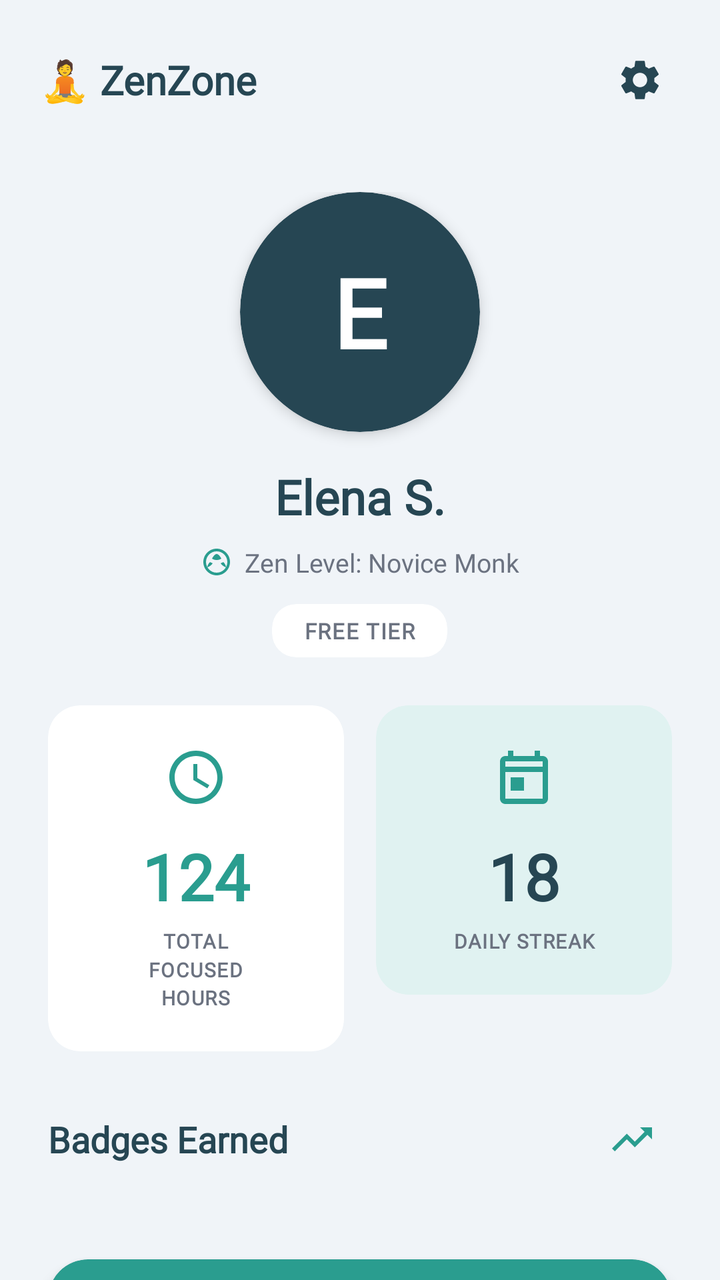
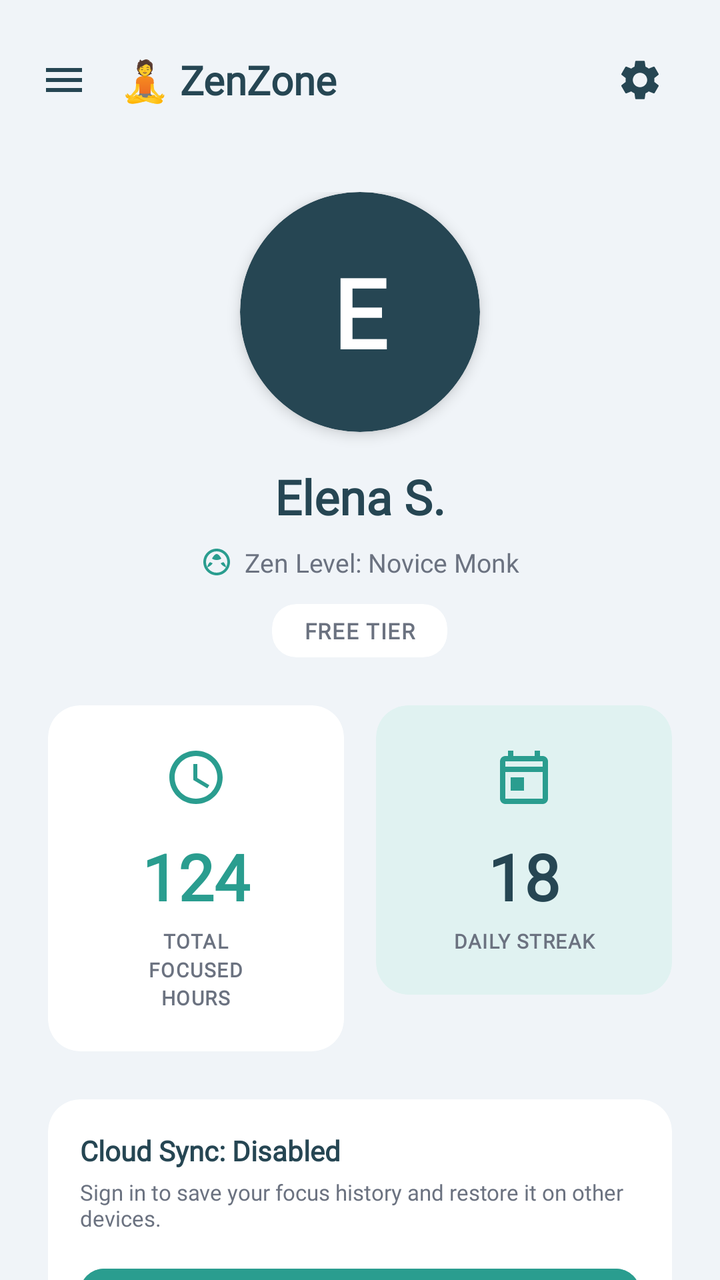

Two renders of the same Android screen: before a commit and after it. Below are the layout's source before the change and the commit's diff.
<!-- AndroidManifest.xml: application theme Theme.ZenZone -->
<!-- res/layout/fragment_profile.xml -->
<?xml version="1.0" encoding="utf-8"?>
<androidx.coordinatorlayout.widget.CoordinatorLayout xmlns:android="http://schemas.android.com/apk/res/android"
    xmlns:app="http://schemas.android.com/apk/res-auto"
    xmlns:tools="http://schemas.android.com/tools"
    android:layout_width="match_parent"
    android:layout_height="match_parent"
    android:background="@color/zen_slate_bg">

    <androidx.core.widget.NestedScrollView
        android:layout_width="match_parent"
        android:layout_height="match_parent"
        android:fillViewport="true">

        <LinearLayout
            android:layout_width="match_parent"
            android:layout_height="wrap_content"
            android:orientation="vertical"
            android:paddingBottom="80dp">

            
            <LinearLayout
                android:layout_width="match_parent"
                android:layout_height="wrap_content"
                android:orientation="horizontal"
                android:padding="20dp"
                android:gravity="center_vertical">

                <TextView
                    android:layout_width="0dp"
                    android:layout_height="wrap_content"
                    android:layout_weight="1"
                    android:text="🧘 ZenZone"
                    android:fontFamily="@font/poppins_font_family"
                    android:textColor="@color/zen_slate_dark"
                    android:textSize="20sp"
                    android:textStyle="bold" />

                <ImageButton
                    android:id="@+id/btn_settings"
                    android:layout_width="40dp"
                    android:layout_height="40dp"
                    android:background="?attr/selectableItemBackgroundBorderless"
                    android:src="@drawable/ic_settings"
                    android:contentDescription="Settings"
                    app:tint="@color/zen_slate_dark" />

            </LinearLayout>

            
            <LinearLayout
                android:layout_width="match_parent"
                android:layout_height="wrap_content"
                android:orientation="vertical"
                android:gravity="center"
                android:paddingHorizontal="24dp"
                android:paddingTop="16dp"
                android:paddingBottom="24dp">

                
                <com.google.android.material.card.MaterialCardView
                    android:id="@+id/cv_avatar"
                    android:layout_width="120dp"
                    android:layout_height="120dp"
                    app:cardBackgroundColor="@color/zen_slate_dark"
                    app:cardCornerRadius="60dp"
                    app:cardElevation="4dp">

                    <FrameLayout
                        android:layout_width="match_parent"
                        android:layout_height="match_parent">

                        <TextView
                            android:id="@+id/tv_avatar_initial"
                            android:layout_width="match_parent"
                            android:layout_height="match_parent"
                            android:gravity="center"
                            android:fontFamily="@font/poppins_font_family"
                            android:text="E"
                            android:textColor="@color/zen_slate_surface"
                            android:textSize="48sp"
                            android:textStyle="bold" />

                        <ImageView
                            android:id="@+id/iv_profile_image"
                            android:layout_width="match_parent"
                            android:layout_height="match_parent"
                            android:scaleType="centerCrop"
                            android:visibility="gone"
                            android:contentDescription="@string/profile_picture" />
                    </FrameLayout>
                </com.google.android.material.card.MaterialCardView>

                
                <TextView
                    android:id="@+id/tv_user_name"
                    android:layout_width="wrap_content"
                    android:layout_height="wrap_content"
                    android:layout_marginTop="16dp"
                    android:text="Elena S."
                    android:fontFamily="@font/poppins_font_family"
                    android:textColor="@color/zen_slate_dark"
                    android:textSize="24sp"
                    android:textStyle="bold" />

                
                <LinearLayout
                    android:layout_width="wrap_content"
                    android:layout_height="wrap_content"
                    android:layout_marginTop="8dp"
                    android:orientation="horizontal"
                    android:gravity="center_vertical">

                    <ImageView
                        android:layout_width="16dp"
                        android:layout_height="16dp"
                        android:src="@drawable/ic_lotus_logo"
                        app:tint="@color/zen_teal_primary"
                        android:layout_marginEnd="6dp" />

                    <TextView
                        android:id="@+id/tv_zen_level"
                        android:layout_width="wrap_content"
                        android:layout_height="wrap_content"
                        android:text="Zen Level: Novice Monk"
                        android:fontFamily="@font/poppins_font_family"
                        android:textColor="@color/zen_gray_text"
                        android:textSize="13sp" />

                </LinearLayout>

                
                <androidx.cardview.widget.CardView
                    android:id="@+id/cv_premium_badge"
                    android:layout_width="wrap_content"
                    android:layout_height="wrap_content"
                    android:layout_marginTop="12dp"
                    app:cardBackgroundColor="@color/zen_slate_surface"
                    app:cardElevation="0dp"
                    app:cardCornerRadius="12dp">

                    <TextView
                        android:layout_width="wrap_content"
                        android:layout_height="wrap_content"
                        android:text="FREE TIER"
                        android:textColor="@color/zen_gray_text"
                        android:textSize="11sp"
                        android:textStyle="bold"
                        android:fontFamily="@font/poppins_font_family"
                        android:letterSpacing="0.05"
                        android:paddingHorizontal="16dp"
                        android:paddingVertical="6dp" />

                </androidx.cardview.widget.CardView>

            </LinearLayout>

            
            <LinearLayout
                android:layout_width="match_parent"
                android:layout_height="wrap_content"
                android:orientation="horizontal"
                android:paddingHorizontal="24dp"
                android:layout_marginBottom="24dp">

                <androidx.cardview.widget.CardView
                    android:layout_width="0dp"
                    android:layout_height="wrap_content"
                    android:layout_weight="1"
                    android:layout_marginEnd="8dp"
                    app:cardBackgroundColor="@color/zen_slate_surface"
                    app:cardElevation="0dp"
                    app:cardCornerRadius="16dp">

                    <LinearLayout
                        android:layout_width="match_parent"
                        android:layout_height="wrap_content"
                        android:orientation="vertical"
                        android:padding="20dp"
                        android:gravity="center">

                        <ImageView
                            android:layout_width="32dp"
                            android:layout_height="32dp"
                            android:src="@drawable/ic_badge_time"
                            app:tint="@color/zen_teal_primary"
                            android:layout_marginBottom="12dp" />

                        <TextView
                            android:id="@+id/tv_total_hours"
                            android:layout_width="wrap_content"
                            android:layout_height="wrap_content"
                            android:text="124"
                            android:textColor="@color/zen_teal_primary"
                            android:textSize="32sp"
                            android:textStyle="bold"
                            android:fontFamily="@font/poppins_font_family"
                            android:layout_marginBottom="4dp" />

                        <TextView
                            android:layout_width="wrap_content"
                            android:layout_height="wrap_content"
                            android:text="TOTAL\nFOCUSED\nHOURS"
                            android:textColor="@color/zen_gray_text"
                            android:textSize="10sp"
                            android:textStyle="bold"
                            android:fontFamily="@font/poppins_font_family"
                            android:gravity="center"
                            android:lineSpacingMultiplier="1.2"
                            android:letterSpacing="0.05" />

                    </LinearLayout>

                </androidx.cardview.widget.CardView>

                <androidx.cardview.widget.CardView
                    android:layout_width="0dp"
                    android:layout_height="wrap_content"
                    android:layout_weight="1"
                    android:layout_marginStart="8dp"
                    app:cardBackgroundColor="#E0F2F1"
                    app:cardElevation="0dp"
                    app:cardCornerRadius="16dp">

                    <LinearLayout
                        android:layout_width="match_parent"
                        android:layout_height="wrap_content"
                        android:orientation="vertical"
                        android:padding="20dp"
                        android:gravity="center">

                        <ImageView
                            android:layout_width="32dp"
                            android:layout_height="32dp"
                            android:src="@drawable/ic_calendar"
                            app:tint="@color/zen_teal_primary"
                            android:layout_marginBottom="12dp" />

                        <TextView
                            android:id="@+id/tv_daily_streak"
                            android:layout_width="wrap_content"
                            android:layout_height="wrap_content"
                            android:text="18"
                            android:textColor="@color/zen_slate_dark"
                            android:textSize="32sp"
                            android:textStyle="bold"
                            android:fontFamily="@font/poppins_font_family"
                            android:layout_marginBottom="4dp" />

                        <TextView
                            android:layout_width="wrap_content"
                            android:layout_height="wrap_content"
                            android:text="DAILY STREAK"
                            android:textColor="@color/zen_gray_text"
                            android:textSize="10sp"
                            android:textStyle="bold"
                            android:fontFamily="@font/poppins_font_family"
                            android:gravity="center"
                            android:letterSpacing="0.05" />

                    </LinearLayout>

                </androidx.cardview.widget.CardView>

            </LinearLayout>

            
            <LinearLayout
                android:layout_width="match_parent"
                android:layout_height="wrap_content"
                android:layout_marginHorizontal="24dp"
                android:layout_marginBottom="16dp"
                android:orientation="horizontal"
                android:gravity="center_vertical">

                <TextView
                    android:layout_width="0dp"
                    android:layout_height="wrap_content"
                    android:layout_weight="1"
                    android:text="Badges Earned"
                    android:textColor="@color/zen_slate_dark"
                    android:textSize="18sp"
                    android:textStyle="bold"
                    android:fontFamily="@font/poppins_font_family" />

                <ImageButton
                    android:id="@+id/btn_switch_view"
                    android:layout_width="40dp"
                    android:layout_height="40dp"
                    android:background="?attr/selectableItemBackgroundBorderless"
                    android:src="@drawable/ic_stats"
                    android:contentDescription="Switch View"
                    app:tint="@color/zen_teal_primary" />

            </LinearLayout>

            
            <androidx.recyclerview.widget.RecyclerView
                android:id="@+id/rv_badges"
                android:layout_width="match_parent"
                android:layout_height="wrap_content"
                android:paddingHorizontal="16dp"
                android:nestedScrollingEnabled="false"
                tools:listitem="@layout/item_badge" />

            
            <androidx.cardview.widget.CardView
                android:layout_width="match_parent"
                android:layout_height="wrap_content"
                android:layout_marginHorizontal="24dp"
                android:layout_marginVertical="24dp"
                app:cardBackgroundColor="@color/zen_teal_primary"
                app:cardElevation="4dp"
                app:cardCornerRadius="20dp">

                <LinearLayout
                    android:layout_width="match_parent"
                    android:layout_height="wrap_content"
                    android:orientation="vertical"
                    android:padding="24dp">

                    <TextView
                        android:layout_width="wrap_content"
                        android:layout_height="wrap_content"
                        android:text="Continue your journey"
                        android:textColor="@color/zen_slate_surface"
                        android:textSize="20sp"
                        android:textStyle="bold"
                        android:fontFamily="@font/poppins_font_family"
                        android:layout_marginBottom="8dp" />

                    <TextView
                        android:id="@+id/tv_journey_text"
                        android:layout_width="wrap_content"
                        android:layout_height="wrap_content"
                        android:text="You are only 4 hours away from becoming a 'Seasoned Practitioner'."
                        android:textColor="@color/zen_slate_surface"
                        android:textSize="13sp"
                        android:fontFamily="@font/poppins_font_family"
                        android:alpha="0.9"
                        android:lineSpacingExtra="2dp"
                        android:layout_marginBottom="20dp" />

                    <com.google.android.material.button.MaterialButton
                        android:id="@+id/btn_start_focusing"
                        android:layout_width="wrap_content"
                        android:layout_height="wrap_content"
                        android:text="START FOCUSING"
                        android:textColor="@color/zen_teal_primary"
                        android:textSize="13sp"
                        android:textStyle="bold"
                        android:fontFamily="@font/poppins_font_family"
                        android:backgroundTint="@color/zen_slate_surface"
                        app:cornerRadius="20dp"
                        android:paddingHorizontal="24dp"
                        android:paddingVertical="12dp" />

                </LinearLayout>

            </androidx.cardview.widget.CardView>

            
            <ProgressBar
                android:id="@+id/progress_bar"
                android:layout_width="wrap_content"
                android:layout_height="wrap_content"
                android:layout_gravity="center_horizontal"
                android:layout_marginTop="40dp"
                android:visibility="gone" />

        </LinearLayout>

    </androidx.core.widget.NestedScrollView>

</androidx.coordinatorlayout.widget.CoordinatorLayout>
<!-- res/layout/item_badge.xml (included above) -->
<?xml version="1.0" encoding="utf-8"?>
<com.google.android.material.card.MaterialCardView xmlns:android="http://schemas.android.com/apk/res/android"
    xmlns:app="http://schemas.android.com/apk/res-auto"
    android:id="@+id/card_badge"
    android:layout_width="match_parent"
    android:layout_height="wrap_content"
    android:layout_margin="8dp"
    app:cardBackgroundColor="@color/zen_slate_surface"
    app:cardCornerRadius="16dp"
    app:cardElevation="0dp">

    <LinearLayout
        android:id="@+id/ll_badge_container"
        android:layout_width="match_parent"
        android:layout_height="wrap_content"
        android:gravity="center"
        android:orientation="vertical"
        android:padding="12dp">

        <FrameLayout
            android:layout_width="64dp"
            android:layout_height="64dp">

            <ImageView
                android:id="@+id/iv_badge_icon"
                android:layout_width="40dp"
                android:layout_height="40dp"
                android:layout_gravity="center"
                android:src="@drawable/ic_lotus_logo"
                app:tint="@color/zen_teal_primary" />

            <ImageView
                android:id="@+id/iv_badge_lock"
                android:layout_width="20dp"
                android:layout_height="20dp"
                android:layout_gravity="center"
                android:src="@drawable/ic_lock"
                app:tint="@color/zen_gray_text"
                android:visibility="gone" />
        </FrameLayout>

        <TextView
            android:id="@+id/tv_badge_name"
            android:layout_width="wrap_content"
            android:layout_height="wrap_content"
            android:layout_marginTop="8dp"
            android:fontFamily="@font/poppins_font_family"
            android:gravity="center"
            android:letterSpacing="0.05"
            android:text="BADGE NAME"
            android:textColor="@color/zen_slate_dark"
            android:textSize="9sp"
            android:textStyle="bold"
            android:maxLines="2"
            android:ellipsize="end" />

        <TextView
            android:id="@+id/tv_badge_desc"
            android:layout_width="wrap_content"
            android:layout_height="wrap_content"
            android:fontFamily="@font/poppins_font_family"
            android:gravity="center"
            android:text="Description goes here"
            android:textColor="@color/zen_gray_text"
            android:textSize="9sp"
            android:visibility="gone" />

    </LinearLayout>
</com.google.android.material.card.MaterialCardView>
<!-- resources referenced by this layout -->
<resources>
  <color name="zen_gray_text">#6B7280</color>
  <color name="zen_slate_bg">#F0F4F8</color>
  <color name="zen_slate_dark">#264653</color>
  <color name="zen_slate_surface">#FFFFFF</color>
  <color name="zen_teal_primary">#2A9D8F</color>
  <!-- drawable ic_badge_time (drawable) -->
  <vector xmlns:android="http://schemas.android.com/apk/res/android"
      android:width="24dp"
      android:height="24dp"
      android:viewportWidth="24"
      android:viewportHeight="24">
      <path
          android:fillColor="#457B9D"
          android:pathData="M11.99,2C6.47,2 2,6.48 2,12s4.47,10 9.99,10C17.52,22 22,17.52 22,12S17.52,2 11.99,2zM12,20c-4.42,0 -8,-3.58 -8,-8s3.58,-8 8,-8 8,3.58 8,8 -3.58,8 -8,8z"/>
      <path
          android:fillColor="#457B9D"
          android:pathData="M12.5,7H11v6l5.25,3.15 0.75,-1.23 -4.5,-2.67z"/>
  </vector>
  <!-- drawable ic_calendar (drawable) -->
  <vector xmlns:android="http://schemas.android.com/apk/res/android"
      android:width="24dp"
      android:height="24dp"
      android:viewportWidth="24"
      android:viewportHeight="24">
      <path
          android:fillColor="#000000"
          android:pathData="M19,4h-1V2h-2v2H8V2H6v2H5C3.89,4 3.01,4.9 3.01,6L3,20c0,1.1 0.89,2 2,2h14c1.1,0 2,-0.9 2,-2V6C21,4.9 20.1,4 19,4zM19,20H5V10h14V20zM19,8H5V6h14V8zM7,12h5v5H7V12z"/>
  </vector>
  <!-- drawable ic_lock (drawable) -->
  <vector xmlns:android="http://schemas.android.com/apk/res/android"
      android:width="24dp"
      android:height="24dp"
      android:viewportWidth="24"
      android:viewportHeight="24">
      <path
          android:fillColor="#6B7280"
          android:pathData="M18,8h-1L17,6c0,-2.76 -2.24,-5 -5,-5S7,3.24 7,6v2L6,8c-1.1,0 -2,0.9 -2,2v10c0,1.1 0.9,2 2,2h12c1.1,0 2,-0.9 2,-2L20,10c0,-1.1 -0.9,-2 -2,-2zM12,17c-1.1,0 -2,-0.9 -2,-2s0.9,-2 2,-2 2,0.9 2,2 -0.9,2 -2,2zM15.1,8L8.9,8L8.9,6c0,-1.71 1.39,-3.1 3.1,-3.1 1.71,0 3.1,1.39 3.1,3.1v2z"/>
  </vector>
  <!-- drawable ic_lotus_logo (drawable) -->
  <vector xmlns:android="http://schemas.android.com/apk/res/android"
      android:width="120dp"
      android:height="120dp"
      android:viewportWidth="24"
      android:viewportHeight="24">
    <path
        android:fillColor="#FFFFFF"
        android:pathData="M12,2C6.48,2 2,6.48 2,12s4.48,10 10,10 10,-4.48 10,-10S17.52,2 12,2zM12,20c-4.41,0 -8,-3.59 -8,-8s3.59,-8 8,-8 8,3.59 8,8 -3.59,8 -8,8z"/>
    <path
        android:fillColor="#FFFFFF"
        android:pathData="M12,6c-1.1,0 -2.5,1.5 -3.5,3.5 1.5,1 3,1 3.5,1s2,-0 3.5,-1c-1,-2 -2.4,-3.5 -3.5,-3.5z"/>
    <path
        android:fillColor="#FFFFFF"
        android:pathData="M7,12c-1,1 -2,2.5 -2,4 1.5,-0.5 3,-1.5 4,-3 -0.5,-0.5 -1.5,-0.5 -2,-1z"/>
    <path
        android:fillColor="#FFFFFF"
        android:pathData="M17,12c-0.5,0.5 -1.5,0.5 -2,1 1,1.5 2.5,2.5 4,3 0,-1.5 -1,-3 -2,-4z"/>
  </vector>
  <!-- drawable ic_stats (drawable) -->
  <vector xmlns:android="http://schemas.android.com/apk/res/android"
      android:width="24dp"
      android:height="24dp"
      android:viewportWidth="24"
      android:viewportHeight="24"
      android:tint="?attr/colorControlNormal">
    <path
        android:fillColor="@android:color/white"
        android:pathData="M16,6l2.29,2.29 -4.88,4.88 -4,-4L2,16.59 3.41,18l6,-6 4,4 6.3,-6.29L22,12V6h-6z"/>
  </vector>
  <string name="profile_picture">Profile picture</string>
  <color name="zen_teal_dark">#1B6E65</color>
  <color name="zen_blue_muted">#457B9D</color>
  <color name="zen_danger_red">#E76F51</color>
  <!-- unchanged entries left out for length: 2 -->
</resources>

<!-- the commit's change to res/layout/fragment_profile.xml (unified diff, before → after) -->
@@ -25,7 +25,20 @@
                 android:padding="20dp"
                 android:gravity="center_vertical">
 
+                <ImageView
+                    android:id="@+id/iv_common_menu"
+                    android:layout_width="24dp"
+                    android:layout_height="24dp"
+                    android:layout_marginEnd="16dp"
+                    android:src="@drawable/ic_menu"
+                    app:tint="@color/zen_slate_dark"
+                    android:contentDescription="Open Navigation Drawer"
+                    android:clickable="true"
+                    android:focusable="true"
+                    android:background="?attr/selectableItemBackgroundBorderless" />
+
                 <TextView
+                    android:id="@+id/tv_app_logo_name"
                     android:layout_width="0dp"
                     android:layout_height="wrap_content"
                     android:layout_weight="1"
@@ -213,10 +226,14 @@
                 </androidx.cardview.widget.CardView>
 
                 <androidx.cardview.widget.CardView
+                    android:id="@+id/cv_streak_card"
                     android:layout_width="0dp"
                     android:layout_height="wrap_content"
                     android:layout_weight="1"
                     android:layout_marginStart="8dp"
+                    android:clickable="true"
+                    android:focusable="true"
+                    android:foreground="?attr/selectableItemBackground"
                     app:cardBackgroundColor="#E0F2F1"
                     app:cardElevation="0dp"
                     app:cardCornerRadius="16dp">
@@ -262,6 +279,60 @@
                 </androidx.cardview.widget.CardView>
 
             </LinearLayout>
+
+            
+            <androidx.cardview.widget.CardView
+                android:id="@+id/cv_firebase_sync"
+                android:layout_width="match_parent"
+                android:layout_height="wrap_content"
+                android:layout_marginHorizontal="24dp"
+                android:layout_marginBottom="24dp"
+                app:cardBackgroundColor="@color/zen_slate_surface"
+                app:cardElevation="0dp"
+                app:cardCornerRadius="16dp">
+
+                <LinearLayout
+                    android:layout_width="match_parent"
+                    android:layout_height="wrap_content"
+                    android:orientation="vertical"
+                    android:padding="16dp">
+
+                    <TextView
+                        android:id="@+id/tv_sync_status"
+                        android:layout_width="wrap_content"
+                        android:layout_height="wrap_content"
+                        android:text="Cloud Sync: Disabled"
+                        android:textColor="@color/zen_slate_dark"
+                        android:textSize="14sp"
+                        android:textStyle="bold"
+                        android:fontFamily="@font/poppins_font_family"/>
+
+                    <TextView
+                        android:id="@+id/tv_sync_desc"
+                        android:layout_width="wrap_content"
+                        android:layout_height="wrap_content"
+                        android:text="Sign in to save your focus history and restore it on other devices."
+                        android:textColor="@color/zen_gray_text"
+                        android:textSize="11sp"
+                        android:layout_marginTop="4dp"
+                        android:fontFamily="@font/poppins_font_family"/>
+
+                    <com.google.android.material.button.MaterialButton
+                        android:id="@+id/btn_sync_auth"
+                        android:layout_width="match_parent"
+                        android:layout_height="wrap_content"
+                        android:layout_marginTop="12dp"
+                        android:text="SIGN IN / SIGN UP"
+                        android:textSize="12sp"
+                        android:textStyle="bold"
+                        android:fontFamily="@font/poppins_font_family"
+                        android:backgroundTint="@color/zen_teal_primary"
+                        android:textColor="@color/zen_slate_surface"
+                        app:cornerRadius="12dp"/>
+
+                </LinearLayout>
+
+            </androidx.cardview.widget.CardView>
 
             
             <LinearLayout
<!-- resource entries referenced after the edit -->
@@ -57,6 +57,16 @@
         android:fillColor="#FFFFFF"
         android:pathData="M17,12c-0.5,0.5 -1.5,0.5 -2,1 1,1.5 2.5,2.5 4,3 0,-1.5 -1,-3 -2,-4z"/>
   </vector>
+  <!-- drawable ic_menu (drawable) -->
+  <vector xmlns:android="http://schemas.android.com/apk/res/android"
+      android:width="24dp"
+      android:height="24dp"
+      android:viewportWidth="24"
+      android:viewportHeight="24">
+    <path
+        android:fillColor="@color/zen_slate_dark"
+        android:pathData="M3,18h18v-2H3v2zM3,13h18v-2H3v2zM3,6v2h18V6H3z"/>
+  </vector>
   <!-- drawable ic_stats (drawable) -->
   <vector xmlns:android="http://schemas.android.com/apk/res/android"
       android:width="24dp"
